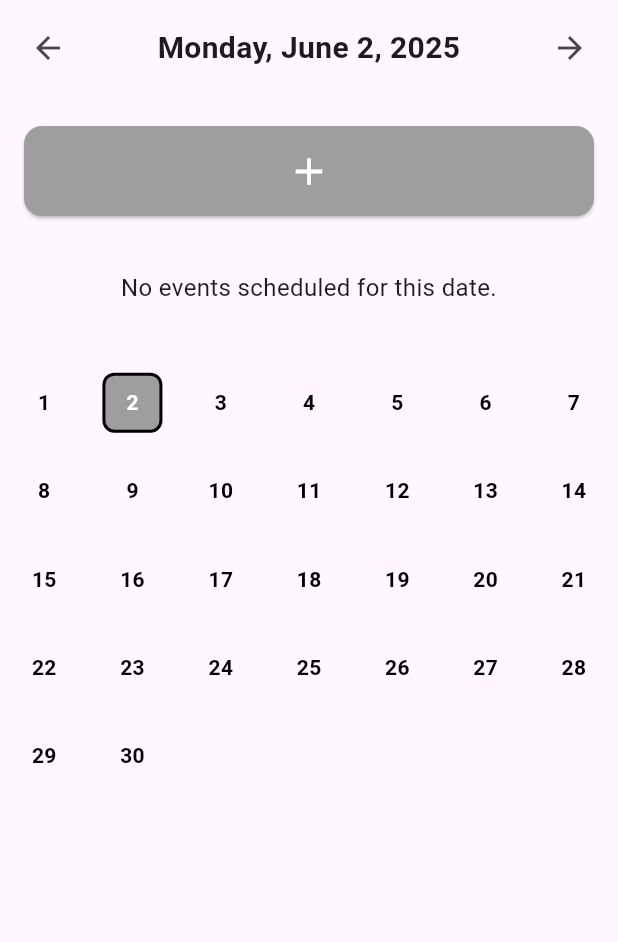
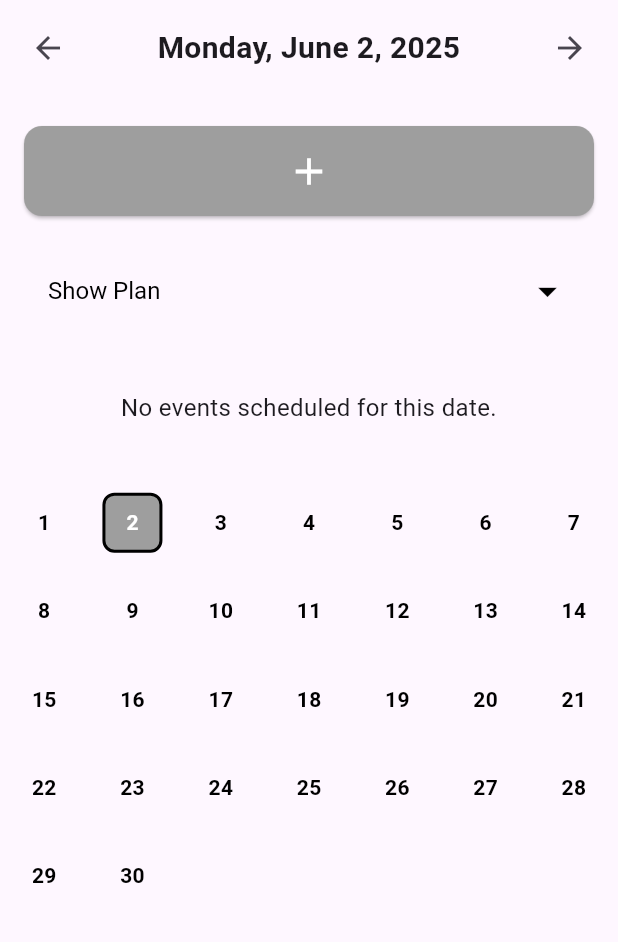
Before and after one commit to brendan1129/fitness_app, a Flutter app: the screen it shows after launch, on a phone screen of 412 x 824 dp, the part 84-1026 px from its top. Run offline on Flutter 3.47's test engine with Material 3 defaults, Android fonts, the phone set to English and light mode, and no system bars; our stand-ins replace shared_preferences.

```diff
--- a/lib/main.dart
+++ b/lib/main.dart
@@ -51,6 +51,10 @@ class CalendarScreen extends StatefulWidget {
 }
 
 class _CalendarScreenState extends State<CalendarScreen> {
+  // List of plan options for the dropdown.
+  final List<String> _options = ['All'];
+  String? _selectedOption;
+
   DateTime _currentDate = DateTime.now();
   late Future<Map<DateTime, List<String>>>
   _eventsFuture; // Use a Future to hold the events
@@ -82,7 +86,7 @@ class _CalendarScreenState extends State<CalendarScreen> {
       for (String savedEventString in savedEvents) {
         try {
           final parts = savedEventString.split('||');
-          // Split by date delimiter ( format: YYYY-MM-DD||workout/meal )
+          // Split by date delimiter ( format: YYYY-MM-DD||workout/meal summary )
           // Parse date from parts[0]
           // If more values needed here besides date and summary
           // Just separate sections with delimiter and update format above
@@ -422,6 +426,80 @@ class _CalendarScreenState extends State<CalendarScreen> {
               ),
             ),
             const SizedBox(height: 20),
+            Padding(
+              padding: const EdgeInsets.symmetric(
+                horizontal: 16.0,
+              ), // Padding from screen edges
+              child: SizedBox(
+                height: 60.0, // Fixed height for the dropdown container
+                width: double.infinity, // Ensures it fills the available width
+                child: Container(
+                  // Optional: Add a background color or decoration for visual clarity
+                  decoration: BoxDecoration(
+                    color: Colors.transparent, // Example background color
+                    borderRadius: BorderRadius.circular(
+                      10.0,
+                    ), // Rounded corners
+                  ),
+                  child: DropdownButtonHideUnderline(
+                    // Hides the default underline
+                    child: DropdownButton<String>(
+                      value: _selectedOption, // The currently selected value
+                      isExpanded:
+                          true, // Makes the dropdown fill the available width
+                      dropdownColor:
+                          Colors.white, // Color of the dropdown menu itself
+                      style: const TextStyle(
+                        color: Colors.black,
+                        fontSize: 16.0,
+                      ), // Text style for selected item
+                      // This is the indicator showing what the dropdown is for when nothing is selected.
+                      hint: const Padding(
+                        padding: EdgeInsets.symmetric(horizontal: 16.0),
+                        child: Text(
+                          'Show Plan', // Your indicator text
+                          style: TextStyle(color: Colors.black, fontSize: 16.0),
+                        ),
+                      ),
+
+                      // Custom icon for the dropdown arrow
+                      icon: const Padding(
+                        padding: EdgeInsets.only(right: 16.0),
+                        child: Icon(
+                          Icons.arrow_drop_down,
+                          color: Colors.black,
+                          size: 30.0,
+                        ),
+                      ),
+
+                      // Called when the user selects an item from the dropdown
+                      onChanged: (String? newValue) {
+                        setState(() {
+                          _selectedOption = newValue;
+                          print('Selected: $newValue'); // For demonstration
+                        });
+                      },
+
+                      // Builds the list of items for the dropdown menu
+                      items: _options.map<DropdownMenuItem<String>>((
+                        String value,
+                      ) {
+                        return DropdownMenuItem<String>(
+                          value: value,
+                          child: Padding(
+                            padding: const EdgeInsets.symmetric(
+                              horizontal: 16.0,
+                            ),
+                            child: Text(value),
+                          ),
+                        );
+                      }).toList(),
+                    ),
+                  ),
+                ),
+              ),
+            ),
+            const SizedBox(height: 20),
             // Use FutureBuilder to handle the asynchronous loading of events for both calendar and event list
             FutureBuilder<Map<DateTime, List<String>>>(
               future: _eventsFuture,
--- /dev/null
+++ b/lib/model/event_item.dart
@@ -0,0 +1,36 @@
+import 'package:fitness_app/model/cardio_workout';
+import 'package:fitness_app/model/identifiable.dart';
+import 'package:fitness_app/model/meal.dart';
+import 'package:fitness_app/model/weightlifting_workout';
+
+abstract class EventItem extends Identifiable {
+  final String name; // Common property for all event items
+  bool isComplete;
+
+  EventItem({required String id, required this.name, this.isComplete = false})
+    : super(id);
+
+  // Mark this specific item as complete
+  void markAsComplete() {
+    isComplete = true;
+  }
+
+  // Abstract method to convert to JSON for persistence
+  Map<String, dynamic> toJson();
+
+  // Factory constructor for deserialization (polymorphic)
+  static EventItem fromJson(Map<String, dynamic> json) {
+    final type =
+        json['type'] as String; // Assuming a 'type' field is added in toJson
+    switch (type) {
+      case 'cardioWorkout':
+        return CardioWorkout.fromJson(json) as EventItem;
+      case 'weightliftingWorkout':
+        return WeightliftingWorkout.fromJson(json) as EventItem;
+      case 'meal':
+        return Meal.fromJson(json);
+      default:
+        throw ArgumentError('Unknown EventItem type: $type');
+    }
+  }
+}
--- /dev/null
+++ b/lib/model/identifiable.dart
@@ -0,0 +1,5 @@
+// Parent class for all fitness events
+abstract class Identifiable {
+  final String id;
+  Identifiable(this.id);
+}
--- /dev/null
+++ b/lib/model/meal.dart
@@ -0,0 +1,48 @@
+import 'package:fitness_app/model/event_item.dart';
+
+class Meal extends EventItem {
+  final int calories;
+  final int carbs;
+  final int fat;
+  final int protein;
+  final String? notes; // Nullable
+
+  Meal({
+    required super.id,
+    required super.name,
+    required this.calories,
+    required this.carbs,
+    required this.fat,
+    required this.protein,
+    this.notes,
+    super.isComplete,
+  });
+
+  @override
+  Map<String, dynamic> toJson() {
+    return {
+      'id': id,
+      'type': 'meal', // Important for polymorphic deserialization
+      'name': name,
+      'isComplete': isComplete,
+      'calories': calories,
+      'carbs': carbs,
+      'fat': fat,
+      'protein': protein,
+      'notes': notes,
+    };
+  }
+
+  factory Meal.fromJson(Map<String, dynamic> json) {
+    return Meal(
+      id: json['id'] as String,
+      name: json['name'] as String,
+      isComplete: json['isComplete'] as bool,
+      calories: json['calories'] as int,
+      carbs: json['carbs'] as int,
+      fat: json['fat'] as int,
+      protein: json['protein'] as int,
+      notes: json['notes'] as String?,
+    );
+  }
+}
--- /dev/null
+++ b/lib/model/workout.dart
@@ -0,0 +1,14 @@
+import 'package:fitness_app/model/event_item.dart';
+
+enum WorkoutType { cardio, weightlifting }
+
+abstract class Workout extends EventItem {
+  final WorkoutType workoutType;
+
+  Workout({
+    required super.id,
+    required super.name,
+    required this.workoutType,
+    super.isComplete,
+  });
+}
--- a/lib/review_event_screen.dart
+++ b/lib/review_event_screen.dart
@@ -9,7 +9,7 @@ class ReviewEventScreen extends StatelessWidget {
   Widget build(BuildContext context) {
     return Scaffold(
       appBar: AppBar(
-        title: const Text('Review Event'),
+        title: const Text('Review & Start Event'),
         backgroundColor: Colors.black,
         titleTextStyle: const TextStyle(
           color: Colors.white,
```
Also changed, not shown: lib/add_event_screen.dart (+42 -8 lines), lib/model/event.dart (deleted, +0 -39 lines), lib/model/fitness_event.dart (added, +74 -0 lines), 2 other files.
